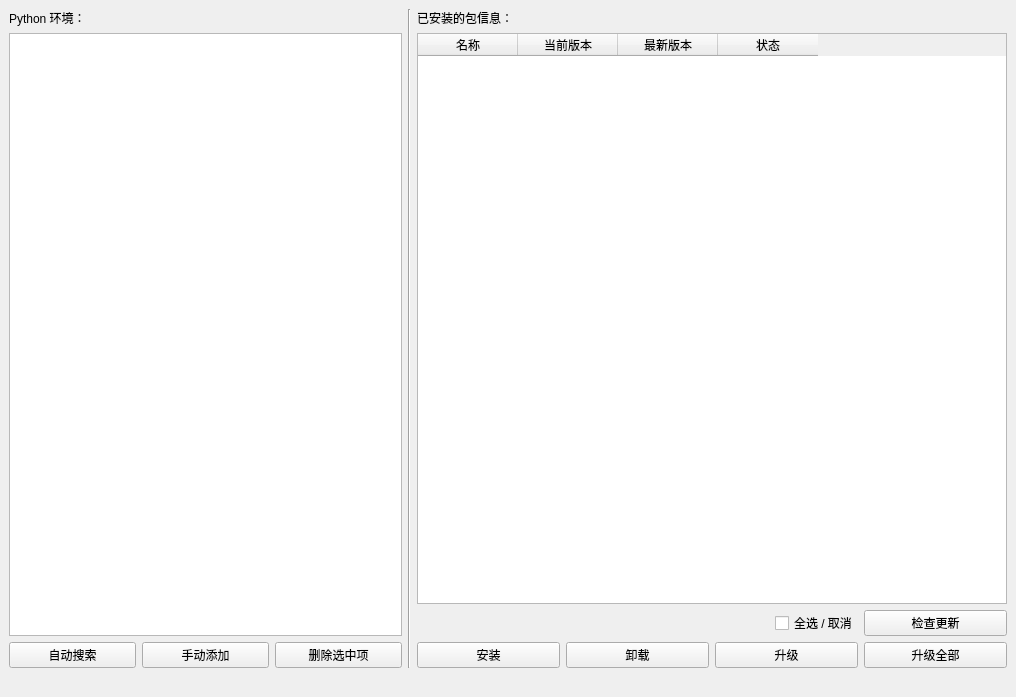
This is interface/package_manager.ui in hrpzcf/AwesomePyKit as Qt 5 draws it before an edit. The edited form follows.
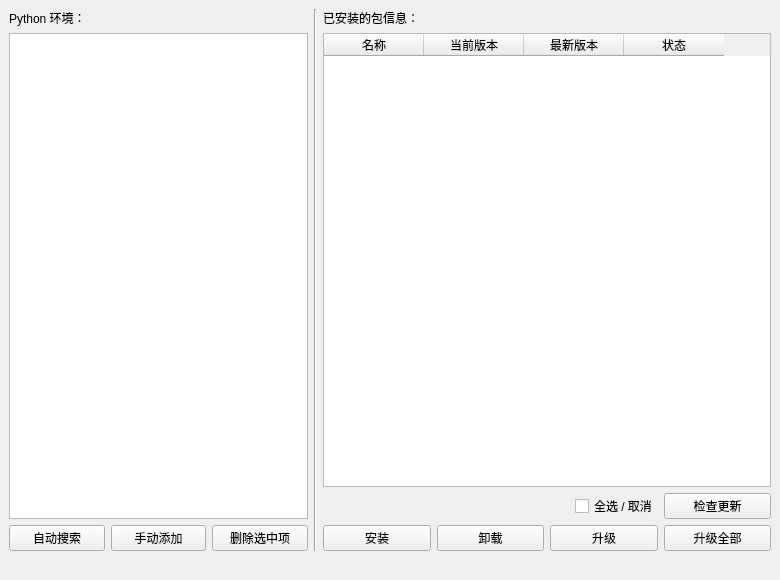
This is the edited form.

Commit message: 更改包管理器窗口初始大小

Diff of the .ui file:
```diff
--- a/interface/package_manager.ui
+++ b/interface/package_manager.ui
@@ -9,8 +9,8 @@
    <rect>
     <x>0</x>
     <y>0</y>
-    <width>1016</width>
-    <height>697</height>
+    <width>780</width>
+    <height>580</height>
    </rect>
   </property>
   <property name="font">
```
The commit also changes 1 other file.
